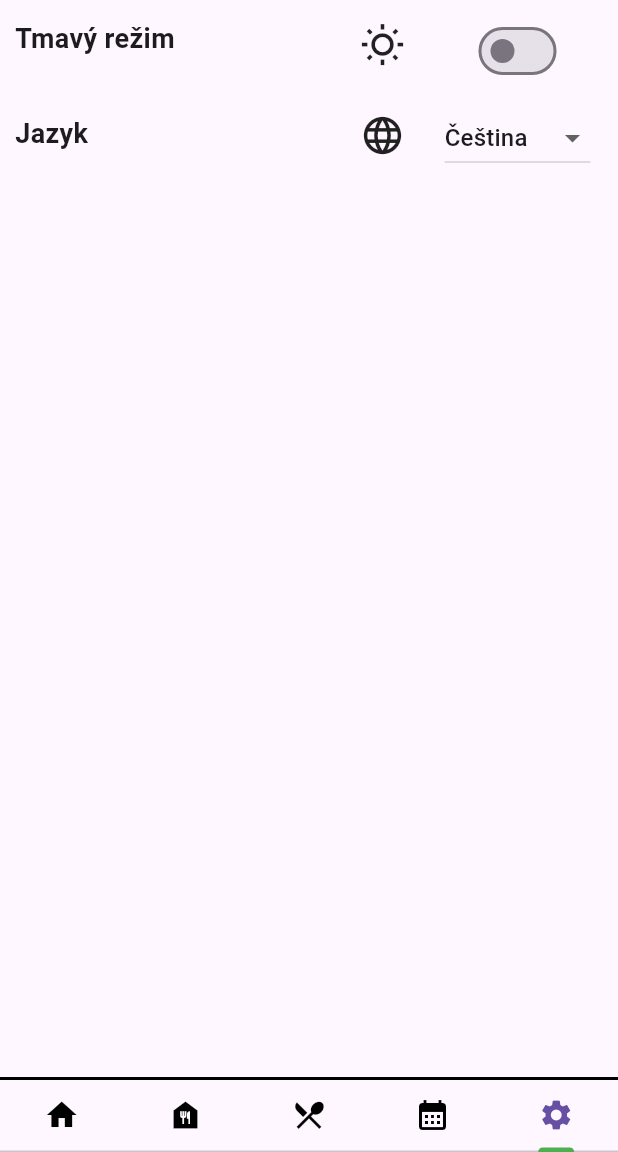
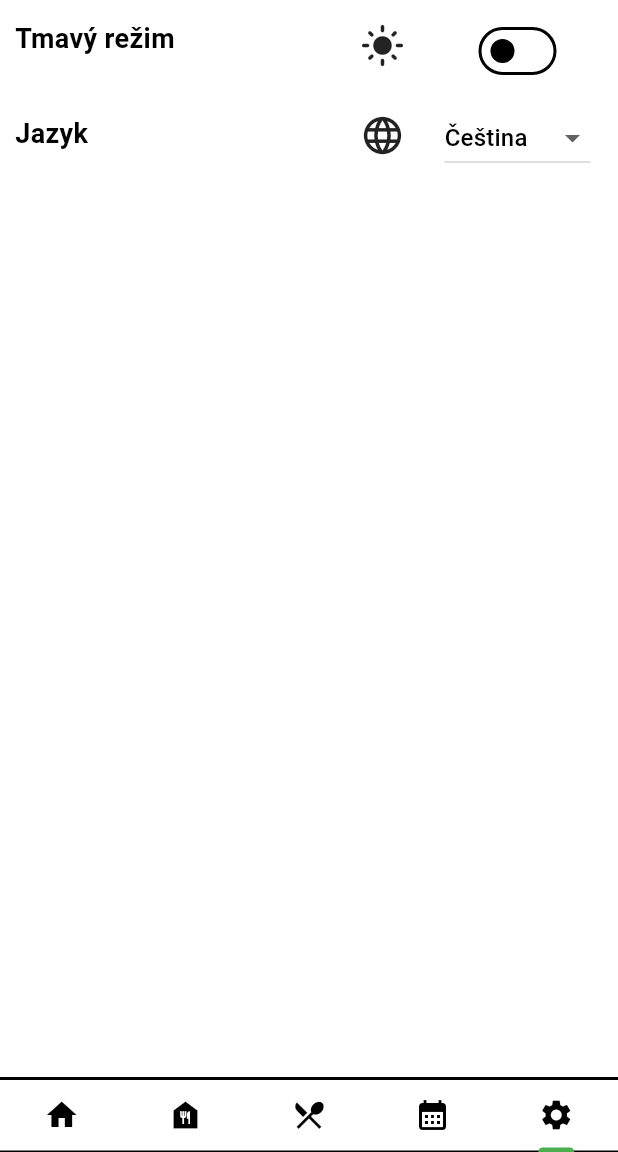
Before and after one commit to Hermedita/AP5PM_Rezervace, a Flutter app: the screen it shows after launch, item 5 of the bottom bar chosen, on a phone screen of 412 x 824 dp, the part 84-1236 px from its top. Run offline on Flutter 3.47's test engine with Material 3 defaults, Android fonts, the phone set to English and light mode, and no system bars; our stand-ins replace permission_handler.

Commit message:
Vytvořena logika pro tmavý režim

```diff
--- a/Reztaurace/lib/tabs/tab5_settings.dart
+++ b/Reztaurace/lib/tabs/tab5_settings.dart
@@ -1,9 +1,15 @@
 import 'package:flutter/material.dart';
-import 'package:reztaurace/data/restaurant_data.dart';
 import 'package:reztaurace/data/lang_data.dart';
 
 class Nastaveni extends StatefulWidget{
-  const Nastaveni({super.key});
+  const Nastaveni({
+    super.key,
+    required this.themeMode,
+    required this.toggleMode
+    });
+
+    final void Function() toggleMode;
+    final ThemeMode themeMode;
 
   @override
   State<Nastaveni> createState() => _NastaveniState();
@@ -53,7 +59,7 @@ class _NastaveniState extends State<Nastaveni> {
                       crossAxisAlignment: CrossAxisAlignment.end,
                       children: [
                         SizedBox(height: 5),
-                        Icon(Icons.wb_sunny_outlined, size: 30),
+                        Icon(isDarkMode ? Icons.dark_mode : Icons.light_mode, size: 30),
                       ],
                     ),
                   ),
@@ -67,6 +73,7 @@ class _NastaveniState extends State<Nastaveni> {
                         setState(()
                         {
                           isDarkMode = value;
+                          widget.toggleMode();
                         }
                       );
                       }),
--- a/Reztaurace/lib/tabs/tab_manager.dart
+++ b/Reztaurace/lib/tabs/tab_manager.dart
@@ -1,16 +1,35 @@
 import 'package:flutter/material.dart';
+import 'package:reztaurace/themes/app_themes.dart';
 import 'tab1_home.dart';
 import 'tab2_map.dart';
 import 'tab3_menu.dart';
 import 'tab4_calendar.dart';
 import 'tab5_settings.dart';
 
-class TabManager extends StatelessWidget{
+class TabManager extends StatefulWidget{
   const TabManager({super.key});
 
   @override
+  State<TabManager> createState() => _TabManagerState();
+}
+
+class _TabManagerState extends State<TabManager> {
+  ThemeMode _themeMode = ThemeMode.light;
+  void _toggleMode(){
+    setState(() {
+      if(_themeMode == ThemeMode.light){
+        _themeMode = ThemeMode.dark;
+      }else{
+        _themeMode = ThemeMode.light;
+      }
+    });
+  }
+  @override
   Widget build(BuildContext context) {
     return MaterialApp(
+      themeMode: _themeMode,
+      theme: lightMode,
+      darkTheme: darkMode,
       debugShowCheckedModeBanner: false,
       home: DefaultTabController(
         length: 5,
@@ -26,7 +45,6 @@ class TabManager extends StatelessWidget{
             ),
             child: TabBar(
                 indicatorColor: Colors.green,
-                  unselectedLabelColor: Colors.black,
                 tabs: [
                   Tab(icon: Icon(Icons.home)),
                   Tab(icon: Icon(Icons.food_bank)),
@@ -36,13 +54,16 @@ class TabManager extends StatelessWidget{
                 ]
             ),
           ),
-            body: const TabBarView(
+          body: TabBarView(
             children: [
-                Home(),
-                MapaRestauraci(),
-                Menu(),
-                Kalendar(),
-                Nastaveni()
+              const Home(),
+              const MapaRestauraci(),
+              const Menu(),
+              const Kalendar(),
+              Nastaveni(
+                themeMode: _themeMode,
+                toggleMode: _toggleMode,
+                )
             ],
           ),
         ),
@@ -56,13 +77,11 @@ AppBar appBar() {
       title: const Text(
         'Reztaurace',
         style: TextStyle(
-          color: Colors.black,
           fontSize: 18,
           fontWeight: FontWeight.bold
         ),
       ),
       centerTitle: true,
       elevation: 0.0,
-      backgroundColor: Colors.white,
     );
   }
```
Lines whose indentation alone changed are shown as unchanged.
